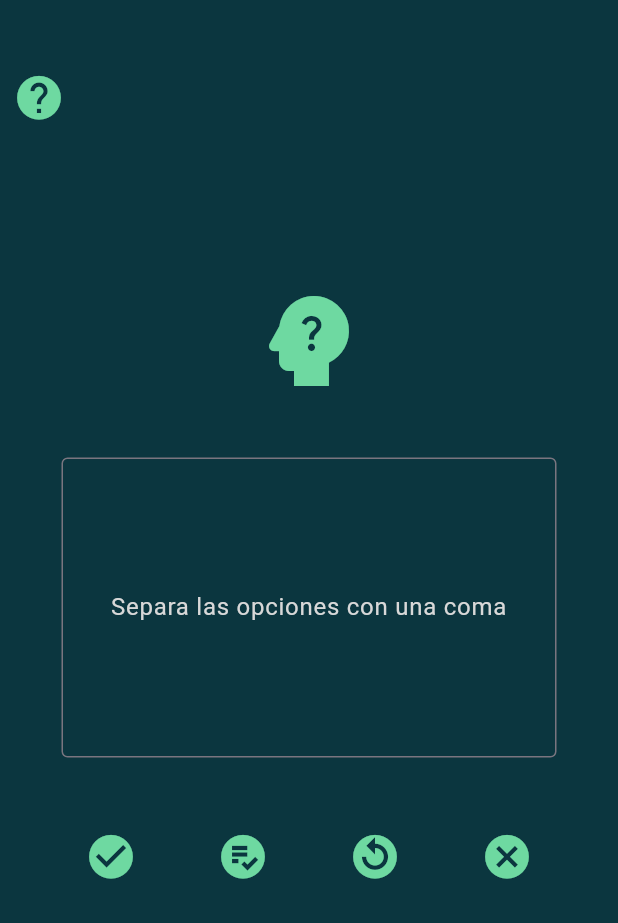
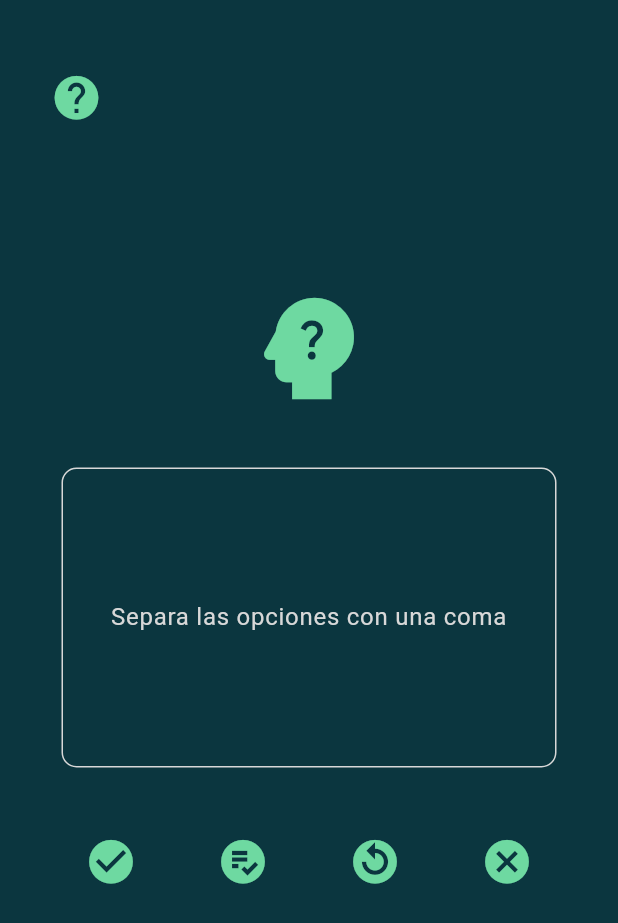
Before and after one commit to N00UK/DecisionesBetwixt, a Flutter app: the screen it shows after launch, on a phone screen of 412 x 824 dp. Shown: the top 923 px of the screen. Run offline on Flutter 3.47's test engine with Material 3 defaults, Android fonts, the phone set to English and light mode, and no system bars.

Commit message:
Se le hicieron cambios esteticos a la caja de texto

```diff
--- a/lib/main.dart
+++ b/lib/main.dart
@@ -170,7 +170,12 @@ class _MyHomePageState extends State<MyHomePage> {
 
   @override
   Widget build(BuildContext context) {
-    return Scaffold(
+    return GestureDetector(
+        behavior: HitTestBehavior.opaque,
+        onTap: () {
+          FocusScope.of(context).unfocus();
+        },
+        child: Scaffold(
             resizeToAvoidBottomInset: false,
             backgroundColor: const Color.fromARGB(255, 11, 54, 63),
             body: Center(
@@ -180,17 +185,21 @@ class _MyHomePageState extends State<MyHomePage> {
                     child: Column(
                         mainAxisAlignment: MainAxisAlignment.spaceBetween,
                         children: [
-                      Row(children: [boton(() => info(), Icons.help)]),
+                          SizedBox(
+                              width: 350,
+                              child: Row(
+                                  children: [boton(() => info(), Icons.help)])),
                           SizedBox(
                               height: 600,
                               child: Column(
-                              mainAxisAlignment: MainAxisAlignment.spaceBetween,
+                                  mainAxisAlignment:
+                                      MainAxisAlignment.spaceBetween,
                                   children: [
                                     const SizedBox(
                                         child: Icon(Icons.psychology_alt,
-                                        color:
-                                            Color.fromARGB(255, 110, 217, 161),
-                                        size: 80)),
+                                            color: Color.fromARGB(
+                                                255, 110, 217, 161),
+                                            size: 90)),
                                     campoText(opcionUn,
                                         'Separa las opciones con una coma'),
                                     SizedBox(
@@ -209,13 +218,15 @@ class _MyHomePageState extends State<MyHomePage> {
                                               }, Icons.playlist_add_check_circle),
                                               boton(() => recuperar(),
                                                   Icons.replay_circle_filled),
-                                          boton(() => limpiar(), Icons.cancel)
+                                              boton(
+                                                  () => limpiar(), Icons.cancel)
                                             ])),
                                     isLoading
                                         ? const CircularProgressIndicator(
-                                        valueColor: AlwaysStoppedAnimation<
-                                                Color>(
-                                            Color.fromARGB(255, 110, 217, 161)))
+                                            valueColor:
+                                                AlwaysStoppedAnimation<Color>(
+                                                    Color.fromARGB(
+                                                        255, 110, 217, 161)))
                                         : SizedBox(
                                             width: 340,
                                             height: 150,
@@ -225,13 +236,13 @@ class _MyHomePageState extends State<MyHomePage> {
                                                         physics:
                                                             const AlwaysScrollableScrollPhysics(),
                                                         child: Text(decision,
-                                                        textAlign:
-                                                            TextAlign.center,
+                                                            textAlign: TextAlign
+                                                                .center,
                                                             style: const TextStyle(
                                                                 color: Colors
                                                                     .white))))))
                                   ])),
-                    ]))));
+                        ])))));
   }
 }
 
@@ -248,7 +259,14 @@ campoText(TextEditingController controlador, String text) {
           decoration: InputDecoration(
               hintText: text,
               contentPadding: const EdgeInsets.all(10),
-              border: const OutlineInputBorder(),
+              focusedBorder: OutlineInputBorder(
+                  borderSide: const BorderSide(
+                      color: Color.fromARGB(255, 110, 217, 161), width: 3.0),
+                  borderRadius: BorderRadius.circular(10.0)),
+              enabledBorder: OutlineInputBorder(
+                  borderSide: const BorderSide(
+                      color: Color.fromARGB(255, 216, 216, 216), width: 1.0),
+                  borderRadius: BorderRadius.circular(10.0)),
               hintStyle:
                   const TextStyle(color: Color.fromARGB(255, 216, 216, 216)))));
 }
```
Lines whose indentation alone changed are shown as unchanged.
